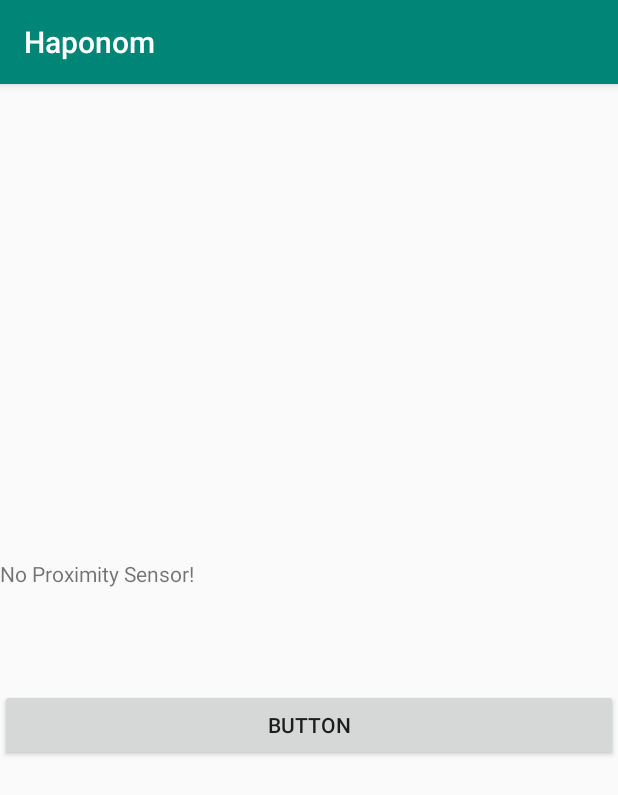
After one commit to niklashedstrom/haponom, an Android app: the proxTest screen opened directly, with no data from a screen before it, on a phone screen of 412 x 824 dp. The commit adds this screen. Shown: the top 795 px of the screen. Run offline under Robolectric (Android 15) with nearby library versions, the phone set to English and light mode, and no system bars.

Commit message:
small change

```diff
--- a/app/build.gradle
+++ b/app/build.gradle
@@ -4,7 +4,7 @@ android {
     compileSdkVersion 28
     defaultConfig {
         applicationId "com.example.haponom"
-        minSdkVersion 15
+        minSdkVersion 23
         targetSdkVersion 28
         versionCode 1
         versionName "1.0"
--- a/app/src/main/AndroidManifest.xml
+++ b/app/src/main/AndroidManifest.xml
@@ -1,6 +1,11 @@
 <?xml version="1.0" encoding="utf-8"?>
 <manifest xmlns:android="http://schemas.android.com/apk/res/android"
     package="com.example.haponom">
+
+    <uses-permission android:name="android.permission.VIBRATE" />
+    <uses-permission android:name="android.permission.CAMERA" />
+    <uses-feature android:name="android.hardware.camera" />
+
 
     <application
         android:allowBackup="true"
@@ -9,6 +14,7 @@
         android:roundIcon="@mipmap/ic_launcher_round"
         android:supportsRtl="true"
         android:theme="@style/AppTheme">
+        <activity android:name=".proxTest"></activity>
         <activity android:name=".MainActivity">
             <intent-filter>
                 <action android:name="android.intent.action.MAIN" />
--- /dev/null
+++ b/app/src/main/java/com/example/haponom/proxTest.java
@@ -0,0 +1,86 @@
+package com.example.haponom;
+
+import android.Manifest;
+import android.app.Activity;
+import android.content.Context;
+import android.graphics.SurfaceTexture;
+import android.hardware.Camera;
+import android.hardware.Sensor;
+import android.hardware.SensorEvent;
+import android.hardware.SensorEventListener;
+import android.hardware.SensorManager;
+import android.hardware.camera2.CameraAccessException;
+import android.hardware.camera2.CameraManager;
+import android.os.Bundle;
+
+import android.view.WindowManager;
+import android.widget.TextView;
+
+import java.io.IOException;
+
+import androidx.appcompat.app.AppCompatActivity;
+import androidx.core.app.ActivityCompat;
+
+public class proxTest extends AppCompatActivity {
+
+    TextView ProximitySensor, data;
+    SensorManager mySensorManager;
+    Sensor myProximitySensor;
+    Camera mCam;
+    SurfaceTexture mPreviewTexture;
+    @Override
+    protected void onCreate(Bundle savedInstanceState) {
+        super.onCreate(savedInstanceState);
+        setContentView(R.layout.activity_prox_test);
+        ProximitySensor = (TextView) findViewById(R.id.proximitySensor);
+        data = (TextView) findViewById(R.id.data);
+
+        mySensorManager = (SensorManager) getSystemService(
+                Context.SENSOR_SERVICE);
+        myProximitySensor = mySensorManager.getDefaultSensor(
+                Sensor.TYPE_PROXIMITY);
+        if (myProximitySensor == null) {
+            ProximitySensor.setText("No Proximity Sensor!");
+        } else {
+            mySensorManager.registerListener(proximitySensorEventListener,
+                    myProximitySensor,
+                    SensorManager.SENSOR_DELAY_NORMAL);
+        }
+    }
+    SensorEventListener proximitySensorEventListener
+            = new SensorEventListener() {
+        @Override
+        public void onAccuracyChanged(Sensor sensor, int accuracy) {
+            // TODO Auto-generated method stub
+        }
+        @Override
+        public void onSensorChanged(SensorEvent event) {
+            // TODO Auto-generated method stub
+            if (event.sensor.getType() == Sensor.TYPE_PROXIMITY) {
+                if (event.values[0] == 0) {
+                    getWindow().setFlags(WindowManager.LayoutParams.FLAG_NOT_TOUCHABLE,
+                            WindowManager.LayoutParams.FLAG_NOT_TOUCHABLE);
+
+                    CameraManager cameraManager = (CameraManager) getSystemService(Context.CAMERA_SERVICE);
+
+                    try {
+                        String cameraId = cameraManager.getCameraIdList()[0];
+                        cameraManager.setTorchMode(cameraId, true);
+                    } catch (CameraAccessException e) {
+                    }
+                    data.setText("Near");
+                } else {
+                    getWindow().clearFlags(WindowManager.LayoutParams.FLAG_NOT_TOUCHABLE);
+                    CameraManager cameraManager = (CameraManager) getSystemService(Context.CAMERA_SERVICE);
+
+                    try {
+                        String cameraId = cameraManager.getCameraIdList()[0];
+                        cameraManager.setTorchMode(cameraId, false);
+                    } catch (CameraAccessException e) {
+                    }
+                    data.setText("Away");
+                }
+            }
+        }
+    };
+}
--- a/app/src/main/res/layout/activity_main.xml
+++ b/app/src/main/res/layout/activity_main.xml
@@ -7,12 +7,13 @@
     tools:context=".MainActivity">
 
     <Button
-        android:id="@+id/button"
+        android:id="@+id/BPM"
         android:layout_width="153dp"
         android:layout_height="178dp"
         android:layout_marginStart="129dp"
         android:layout_marginLeft="129dp"
         android:layout_marginTop="90dp"
+        android:onClick="proximity"
         android:text="120"
         app:layout_constraintStart_toStartOf="parent"
         app:layout_constraintTop_toTopOf="parent" />
--- /dev/null
+++ b/app/src/main/res/layout/activity_prox_test.xml
@@ -0,0 +1,25 @@
+<?xml version="1.0" encoding="utf-8"?>
+<LinearLayout xmlns:android="http://schemas.android.com/apk/res/android"
+    android:layout_width="fill_parent"
+    android:layout_height="fill_parent"
+    android:gravity="center"
+    android:orientation="vertical">
+
+    <TextView
+        android:id="@+id/proximitySensor"
+        android:layout_width="fill_parent"
+        android:layout_height="wrap_content" />
+
+    <TextView
+        android:id="@+id/data"
+        android:layout_width="fill_parent"
+        android:layout_height="wrap_content"
+        android:textSize="50dp" />
+
+    <Button
+        android:id="@+id/button"
+        android:layout_width="match_parent"
+        android:layout_height="wrap_content"
+        android:text="Button" />
+
+</LinearLayout>
```
Also changed, not shown: app/src/main/java/com/example/haponom/MainActivity.java (+17 -2 lines).
